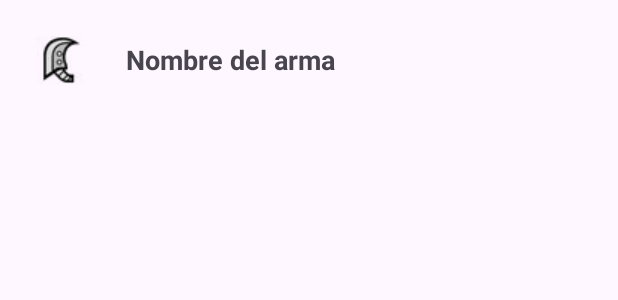
After one commit to 23sisalejandropedraza-eng/app-trimestre1-dam, an Android app: the layout item_arma.xml on its own in the app's theme, with its tools: preview values and no code run, on a phone screen of 412 x 824 dp. The commit adds this screen. Shown: the top 300 px of the screen. Run offline under Robolectric (Android 15) with nearby library versions, the phone set to English and light mode, and no system bars.

Commit message:
preparar base de lista de armas

```diff
--- a/app/src/main/java/com/example/apptrimestre1_alejandropedraza/MainActivity.kt
+++ b/app/src/main/java/com/example/apptrimestre1_alejandropedraza/MainActivity.kt
@@ -11,7 +11,6 @@ import androidx.core.view.WindowInsetsCompat
 import com.example.apptrimestre1_alejandropedraza.calculadora.CalculadoraActivity
 import com.example.apptrimestre1_alejandropedraza.conversor.ConversorActivity
 import com.example.apptrimestre1_alejandropedraza.dados.DadosActivity
-import com.example.apptrimestre1_alejandropedraza.lista.ListaActivity
 
 class MainActivity : AppCompatActivity() {
 
@@ -49,10 +48,5 @@ class MainActivity : AppCompatActivity() {
             startActivity(intent)
         }
 
-        btnLista.setOnClickListener {
-            val intent = Intent(this, ListaActivity::class.java)
-            intent.putExtra("USUARIO", etNombre.text.toString())
-            startActivity(intent)
-        }
     }
 }
--- a/app/src/main/java/com/example/apptrimestre1_alejandropedraza/lista/ListaActivity.kt
+++ /dev/null
@@ -1,5 +0,0 @@
-package com.example.apptrimestre1_alejandropedraza.lista
-
-import androidx.appcompat.app.AppCompatActivity
-
-class ListaActivity : AppCompatActivity()
--- /dev/null
+++ b/app/src/main/res/layout/item_arma.xml
@@ -0,0 +1,26 @@
+<?xml version="1.0" encoding="utf-8"?>
+<LinearLayout xmlns:android="http://schemas.android.com/apk/res/android"
+    android:layout_width="match_parent"
+    android:layout_height="wrap_content"
+    android:gravity="center_vertical"
+    android:orientation="horizontal"
+    android:padding="12dp">
+
+    <ImageView
+        android:id="@+id/ivItemArma"
+        android:layout_width="56dp"
+        android:layout_height="56dp"
+        android:scaleType="centerInside"
+        android:src="@drawable/granespada" />
+
+    <TextView
+        android:id="@+id/tvItemNombreArma"
+        android:layout_width="0dp"
+        android:layout_height="wrap_content"
+        android:layout_marginStart="16dp"
+        android:layout_weight="1"
+        android:text="Nombre del arma"
+        android:textSize="18sp"
+        android:textStyle="bold" />
+
+</LinearLayout>
```
Also changed, not shown: app/src/main/java/com/example/apptrimestre1_alejandropedraza/lista/Arma.kt (added, +7 -0 lines), app/src/main/java/com/example/apptrimestre1_alejandropedraza/lista/DatosArmas.kt (added, +50 -0 lines), app/src/main/res/menu/menu_lista.xml (added, +29 -0 lines).
